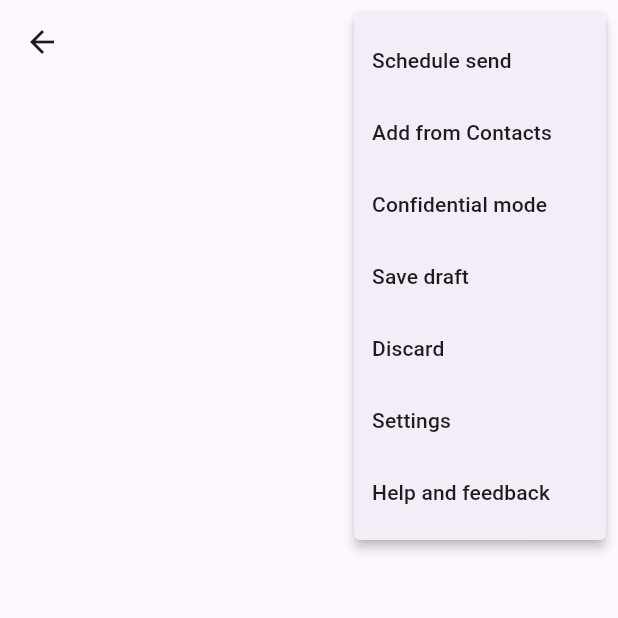
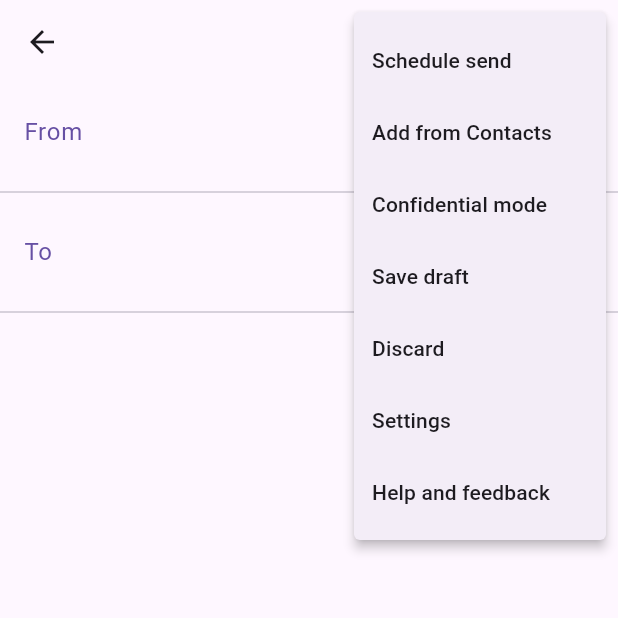
Before and after one commit to eijiotieno-official/gmail_ui, a Flutter app: the ComposeScreen screen opened directly, after a tap on the "more vert" icon, on a phone screen of 412 x 824 dp, the top half of it. Run offline on Flutter 3.47's test engine with Material 3 defaults, Android fonts, the phone set to English and light mode, and no system bars; drawn by our look-alikes of dynamic_color.

Commit message:
to section

```diff
--- /dev/null
+++ b/lib/ui/components/compose_components/from_section.dart
@@ -0,0 +1,82 @@
+import 'package:flutter/material.dart';
+import 'package:flutter/widgets.dart';
+
+class FromSection extends StatefulWidget {
+  const FromSection({super.key});
+
+  @override
+  State<FromSection> createState() => _FromSectionState();
+}
+
+class _FromSectionState extends State<FromSection> {
+  TextEditingController _mailController = TextEditingController();
+
+  List<String> senderMails = [
+    "eijiotieno.official.mail@gmail.com",
+    "david@gmail.com",
+    "eve@hotmail.com",
+    "nerdrotic@yahoo.com"
+  ];
+
+  @override
+  void initState() {
+    _mailController = TextEditingController(text: senderMails[0]);
+    super.initState();
+  }
+
+  @override
+  Widget build(BuildContext context) {
+    return ListTile(
+      onTap: () {
+        showDialog(
+          context: context,
+          builder: (context) => AlertDialog(
+            title: const Text("Accounts"),
+            content: Column(
+              mainAxisSize: MainAxisSize.min,
+              children: List.generate(
+                senderMails.length,
+                (index) {
+                  return ListTile(
+                    shape: RoundedRectangleBorder(
+                      borderRadius: BorderRadius.circular(16.0),
+                    ),
+                    selected: senderMails[index] == _mailController.text.trim(),
+                    onTap: () {
+                      setState(() {
+                        _mailController =
+                            TextEditingController(text: senderMails[0]);
+                      });
+                      Navigator.pop(context);
+                    },
+                    title: Text(senderMails[index]),
+                  );
+                },
+              ),
+            ),
+          ),
+        );
+      },
+      title: Row(
+        children: [
+          Text(
+            "From    ",
+            style: TextStyle(
+              color: Theme.of(context).colorScheme.primary,
+            ),
+          ),
+          const Expanded(
+            child: TextField(
+              enabled: false,
+              decoration: InputDecoration(
+                border: InputBorder.none,
+                contentPadding: EdgeInsets.zero,
+              ),
+            ),
+          ),
+        ],
+      ),
+      trailing: const Icon(Icons.keyboard_arrow_down_rounded),
+    );
+  }
+}
--- /dev/null
+++ b/lib/ui/components/compose_components/to_section.dart
@@ -0,0 +1,86 @@
+import 'package:flutter/material.dart';
+
+class ToSection extends StatefulWidget {
+  const ToSection({super.key});
+
+  @override
+  State<ToSection> createState() => _ToSectionState();
+}
+
+class _ToSectionState extends State<ToSection> {
+  final TextEditingController _toController = TextEditingController();
+
+  final TextEditingController _ccController = TextEditingController();
+
+  final TextEditingController _bccController = TextEditingController();
+
+  bool _isToggled = false;
+
+  @override
+  Widget build(BuildContext context) {
+    return Column(
+      mainAxisSize: MainAxisSize.min,
+      children: [
+        _buildTextInput(
+          prefixText: "To",
+          textEditingController: _toController,
+          isTo: true && _isToggled == false,
+        ),
+        if (_isToggled) _buildToggleItems(),
+      ],
+    );
+  }
+
+  Widget _buildToggleItems() => Column(
+        mainAxisSize: MainAxisSize.min,
+        children: [
+          const Divider(),
+          _buildTextInput(
+            prefixText: "Cc",
+            textEditingController: _ccController,
+            isTo: false,
+          ),
+          const Divider(),
+          _buildTextInput(
+            prefixText: "Bcc",
+            textEditingController: _bccController,
+            isTo: false,
+          ),
+        ],
+      );
+
+  Widget _buildTextInput({
+    required String prefixText,
+    required TextEditingController textEditingController,
+    required bool isTo,
+  }) =>
+      ListTile(
+        onTap: () {
+          if (isTo) {
+            setState(() {
+              _isToggled = true;
+            });
+          }
+        },
+        title: Row(
+          children: [
+            Text(
+              "$prefixText    ",
+              style: TextStyle(
+                color: Theme.of(context).colorScheme.primary,
+              ),
+            ),
+            Expanded(
+              child: TextField(
+                controller: textEditingController,
+                decoration: const InputDecoration(
+                  border: InputBorder.none,
+                  contentPadding: EdgeInsets.zero,
+                ),
+              ),
+            ),
+          ],
+        ),
+        trailing: isTo ? const Icon(Icons.keyboard_arrow_down_rounded) : null,
+      );
+}
--- a/lib/ui/components/gmail_rail.dart
+++ b/lib/ui/components/gmail_rail.dart
@@ -2,6 +2,7 @@ import 'package:flutter/material.dart';
 import 'package:gmail_ui/data/enums/screen_type.dart';
 import 'package:gmail_ui/state/navigation_notifier.dart';
 import 'package:gmail_ui/state/screen_type_notifier.dart';
+import 'package:gmail_ui/ui/components/compose_components/compose_button.dart';
 import 'package:provider/provider.dart';
 
 class GmailRail extends StatelessWidget {
@@ -23,10 +24,7 @@ class GmailRail extends StatelessWidget {
           child: NavigationRail(
             onDestinationSelected: (index) =>
                 navigationNotifier.updateIndex(index),
-            leading: FloatingActionButton(
-              onPressed: () {},
-              child: const Icon(Icons.create_rounded),
-            ),
+            leading: const ComposeButton(),
             extended: screenTypeNotifier.screenType == ScreenType.desktop,
             destinations: _buildNavigationRailDestinations(navigationNotifier),
             selectedIndex: navigationNotifier.selectedIndex,
--- a/lib/ui/screens/compose_screen.dart
+++ b/lib/ui/screens/compose_screen.dart
@@ -1,4 +1,6 @@
 import 'package:flutter/material.dart';
+import 'package:gmail_ui/ui/components/compose_components/from_section.dart';
+import 'package:gmail_ui/ui/components/compose_components/to_section.dart';
 
 class ComposeScreen extends StatefulWidget {
   const ComposeScreen({super.key});
@@ -63,7 +65,10 @@ class _ComposeScreenState extends State<ComposeScreen> {
       ),
       body: Column(
         children: [
-
+          FromSection(),
+          Divider(),
+          ToSection(),
+          Divider(),
         ],
       ),
     );
```
Also changed, not shown: lib/ui/components/compose_components/compose_button.dart (added, +41 -0 lines), lib/ui/screens/home_screen.dart (+4 -7 lines).
